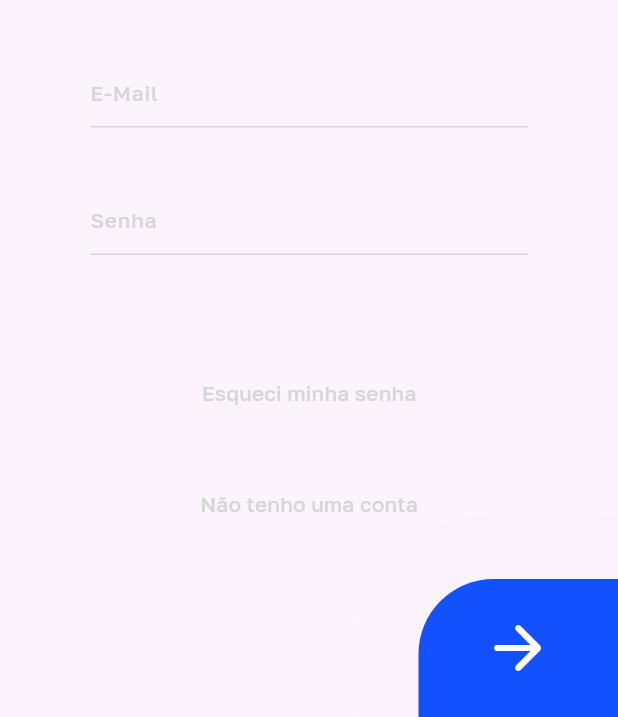
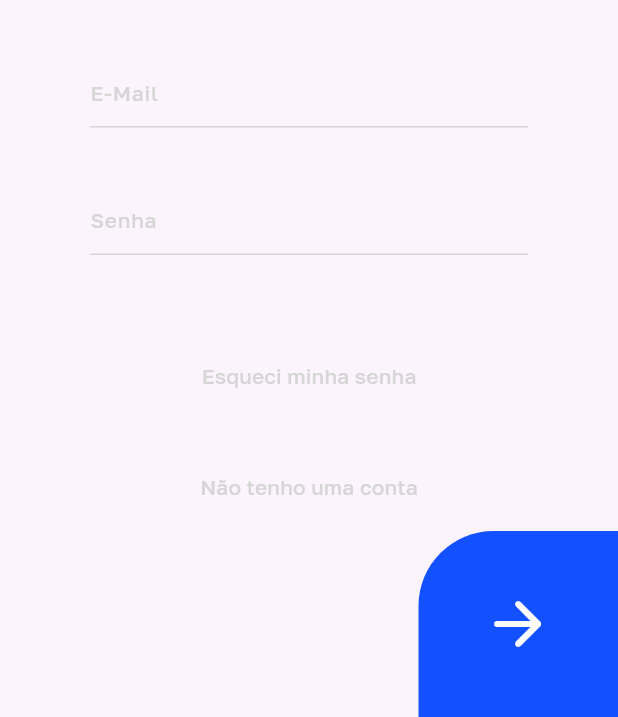
Before and after one commit to pedrotcamilo/future_fest_2026, a Flutter app: the screen it shows after launch, after a tap on the "arrow forward" icon, on a phone screen of 412 x 824 dp, the part 519-1236 px from its top. Run offline on Flutter 3.47's test engine with Material 3 defaults, Android fonts, the phone set to English and light mode, and no system bars.

Commit message:
font base
Telas de login prontas

```diff
--- a/front_end/axion_phare/lib/main.dart
+++ b/front_end/axion_phare/lib/main.dart
@@ -1,5 +1,7 @@
+import 'package:axion_phare/telas/home.dart';
 import 'package:flutter/material.dart';
 import 'package:axion_phare/telas/inicio.dart';
+import 'package:axion_phare/telas/home.dart'; // sistema de teste
 
 void main() {
   WidgetsFlutterBinding.ensureInitialized();
@@ -12,10 +14,13 @@ class MainApp extends StatelessWidget {
   @override
   Widget build(BuildContext context) {
     return MaterialApp(
-      title: 'Axion Phare',
-      theme: ThemeData(fontFamily: 'GolosText'),
+      title: 'Axion Phare', //titulo da janela -- serve mais no pc
+      theme: ThemeData(
+        fontFamily: 'GolosText',
+      ), // fonte geral não precisa mudar de um a um
       debugShowCheckedModeBanner: false,
-      home: Home(),
+      home: Home(), // precisa ser Home() se não estiver favor alterar
+      // home: CriarConta(), // sistema de teste
     );
   }
 }
--- a/front_end/axion_phare/lib/telas/inicio.dart
+++ b/front_end/axion_phare/lib/telas/inicio.dart
@@ -21,37 +21,26 @@ class Home extends StatelessWidget {
   @override
   Widget build(BuildContext context) {
     return Scaffold(
-      body: Column(
+      body: Stack(
+        children: [
+          Column(
             children: [
               SizedBox(
-            width: double.infinity,
+                width: MediaQuery.of(context).size.width,
                 height: MediaQuery.of(context).size.height,
                 child: Row(
                   crossAxisAlignment: CrossAxisAlignment.end,
                   mainAxisAlignment: MainAxisAlignment.start,
                   children: [
-                Image.asset('assets/images/veio_brincando.png', width: 270),
-                Expanded(
+                    Image.asset(
+                      'assets/images/veio_brincando.png',
+                      width: MediaQuery.of(context).size.width * 0.76,
+                    ),
+                    SizedBox(
                       child: Column(
                         crossAxisAlignment: CrossAxisAlignment.end,
                         children: [
-                      Padding(
-                        padding: EdgeInsets.only(right: 22, top: 98),
-                        child: Column(
-                          children: [
-                            Image.asset(
-                              'assets/images/logo_axionphare_preta.png',
-                              width: 100,
-                            ),
-                          ],
-                        ),
-                      ),
-                      Expanded(
-                        child: Column(
-                          mainAxisAlignment: MainAxisAlignment.end,
-                          children: [buttonArrow(() => proximatela(context))],
-                        ),
-                      ),
+                          Padding(padding: EdgeInsets.only(right: 22, top: 98)),
                         ],
                       ),
                     ),
@@ -60,6 +49,23 @@ class Home extends StatelessWidget {
               ),
             ],
           ),
+          Positioned(
+            top: MediaQuery.of(context).size.height * 0.1,
+            right: 22,
+            child: Image.asset(
+              'assets/images/logo_axionphare_preta.png',
+              width: MediaQuery.of(context).size.width * 0.31,
+            ),
+          ),
+
+          // Botão fixo no canto inferior direito
+          Positioned(
+            bottom: 0,
+            right: 0,
+            child: buttonArrow(() => proximatela(context)),
+          ),
+        ],
+      ),
     );
   }
 }
--- a/front_end/axion_phare/lib/telas/loggin.dart
+++ b/front_end/axion_phare/lib/telas/loggin.dart
@@ -1,26 +1,43 @@
+import 'package:axion_phare/telas/home.dart';
 import 'package:flutter/material.dart';
 import 'criar_conta.dart';
+import 'home.dart';
 import 'widgets/botoes.dart';
 import 'widgets/texts.dart';
 
 class TelaLoggin extends StatefulWidget {
   TelaLoggin({super.key});
 
-  final TextEditingController email = TextEditingController();
+  @override
+  State<TelaLoggin> createState() => _TelaLogginState();
+}
+
+class _TelaLogginState extends State<TelaLoggin> {
+  final TextEditingController email =
+      TextEditingController(); //controler don imputs -- adicionar o sistema de salvamento
   final TextEditingController senha = TextEditingController();
-  final Color cortexto = const Color(0xffd8d8d8);
+  final Color cortexto = const Color(
+    0xffd8d8d8,
+  ); // imutavel serve para facilitar a mudança de cor do texto
+
+  Color CorTextInput = const Color(0xffd8d8d8); // sistema de cor para erros
+  String textoErro = ''; // mostra a mensagem de erro
 
   void esqueciSenha() {
-    print('esquci minha senha');
+    print(
+      'esquci minha senha',
+    ); // adicionar tela de recuperação de senha depois
   }
 
   void criarConta(BuildContext context) {
+    // sistema de trocar de tela com animação, para criar conta
     Navigator.push(
       context,
       PageRouteBuilder(
         // Substitua 'SuaOutraTela' pelo nome da classe da tela de destino
         pageBuilder: (context, animation, secondaryAnimation) => CriarConta(),
         transitionsBuilder: (context, animation, secondaryAnimation, child) {
+          //animação de transição entre telas
           return FadeTransition(opacity: animation, child: child);
         },
       ),
@@ -30,62 +47,87 @@ class TelaLoggin extends StatefulWidget {
   void logar() {
     String emailvalue = email.text;
     String senhavalue = senha.text;
-    print('loggin com email: $emailvalue e senha: $senhavalue');
+    if (emailvalue.isEmpty || senhavalue.isEmpty) {
+      setState(() {
+        textoErro = 'Preencha todos os campos';
+        CorTextInput = Colors.red;
+        print(
+          'Preencha todos os campos',
+        ); // remover depois,  serve para mostrar se o codigo esta funcionando
+      });
+    } else {
+      setState(() {
+        textoErro = '';
+        CorTextInput = const Color(0xffd8d8d8);
+        Navigator.push(
+          context,
+          PageRouteBuilder(
+            pageBuilder: (context, animation, secondaryAnomation) => HomeApp(),
+            transitionsBuilder:
+                (context, animation, secondaryAnimation, child) {
+                  return FadeTransition(opacity: animation, child: child);
+                },
+          ),
+        );
+      });
     }
+  } // Pedro para de revisar o código
 
-  @override
-  State<TelaLoggin> createState() => _TelaLogginState();
-}
-
-class _TelaLogginState extends State<TelaLoggin> {
-  @override
+  @override // daqui pra frente é o sistema de construção da janela.
   Widget build(BuildContext context) {
     return Scaffold(
-      body: Padding(
+      resizeToAvoidBottomInset:
+          false, // para evitar que o teclado mova os elementos da tela
+      body: Stack(
+        children: [
+          SingleChildScrollView(
             padding: EdgeInsets.only(top: 90),
             child: Column(
               crossAxisAlignment: CrossAxisAlignment.center,
               children: [
                 Container(
-              width: double.infinity,
+                  height: MediaQuery.of(context).size.height - 90,
+                  width: MediaQuery.of(context).size.width,
                   child: Column(
                     children: [
                       Image.asset(
                         'assets/images/logo_axionphare_preta.png',
                         width: 256,
                       ),
-                ],
+                      SizedBox(height: 37),
+                      TextInput('E-Mail', email, cortexto: CorTextInput),
+                      TextInput(
+                        "Senha",
+                        senha,
+                        hide: true,
+                        cortexto: CorTextInput,
                       ),
-            ),
-            Container(
-              child: Column(
-                crossAxisAlignment: CrossAxisAlignment.center,
-                children: [
-                  SizedBox(height: 37),
-                  TextInput('E-Mail', widget.email),
-                  TextInput("Senha", widget.senha, hide: true),
-                  SizedBox(height: 31),
-                  buttonText('Esqueci minha senha', widget.esqueciSenha),
+                      Text(textoErro, style: TextStyle(color: CorTextInput)),
+                      SizedBox(height: 0),
+                      buttonText('Esqueci minha senha', esqueciSenha),
                       buttonText(
                         'Não tenho uma conta',
-                    () => widget.criarConta(context),
+                        () => criarConta(context),
                       ),
                     ],
-              ),
-            ),
-            Expanded(
-              child: Container(
-                alignment: Alignment.bottomRight,
-                child: buttonArrow(
-                  widget.logar,
-                  colorButton: Color(0xff1351ff),
-                  coloricon: Colors.white,
-                ),
                   ),
                 ),
               ],
             ),
           ),
+
+          // Botão fixo no fundo da tela
+          Positioned(
+            bottom: 0,
+            right: 0,
+            child: buttonArrow(
+              logar,
+              colorButton: Color(0xff1351ff),
+              coloricon: Colors.white,
+            ),
+          ),
+        ],
+      ),
     );
   }
 }
--- a/front_end/axion_phare/lib/telas/widgets/texts.dart
+++ b/front_end/axion_phare/lib/telas/widgets/texts.dart
@@ -33,3 +33,17 @@ Widget TextInput(
     ],
   );
 }
+
+Widget texto(
+  String text,
+  double fontsize, {
+  int peso = 500,
+  Color cor = Colors.black,
+}) {
+  return Text(text,
+  style: TextStyle(
+    fontSize: fontsize,
+    fontWeight: FontWeight(peso),
+    color: cor
+  ),);
+}
--- a/front_end/axion_phare/pubspec.yaml
+++ b/front_end/axion_phare/pubspec.yaml
@@ -7,6 +7,7 @@ environment:
   sdk: ^3.11.4
 
 dependencies:
+  http: ^0.13.6
   flutter:
     sdk: flutter
 
```
Also changed, not shown: front_end/axion_phare/lib/telas/criar_conta.dart (+40 -13 lines), front_end/axion_phare/lib/telas/home.dart (added, +56 -0 lines), front_end/axion_phare/lib/telas/widgets/botoes.dart (+16 -6 lines), front_end/axion_phare/pubspec.lock, 6 other files. Lines whose indentation alone changed are shown as unchanged.
